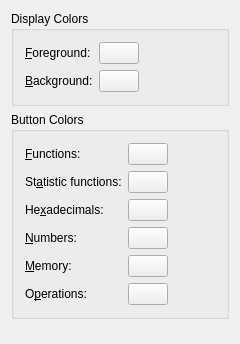
Above: colors.ui from KDE/kcalc before the change. Below: the same form after it.
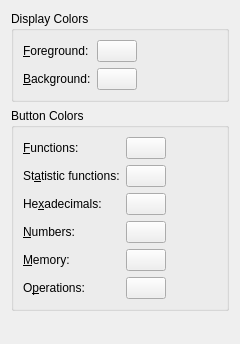
That is the form after the change. Custom widgets are drawn as their Qt base class.

Commit message:
SVN_SILENT Cleanup .ui files
This removes (as discussed on k-c-d)
* obsolete <pixmapfunction>
* deprecated <layoutdefault>
* empty <author>, <comment>, <exportmacro>

Diff of the .ui file:
```diff
--- a/colors.ui
+++ b/colors.ui
@@ -254,7 +254,6 @@
    </item>
   </layout>
  </widget>
- <layoutdefault spacing="6" margin="11" />
   <customwidgets>
   <customwidget>
    <class>KColorButton</class>
```
The commit also changes 2 other files.
